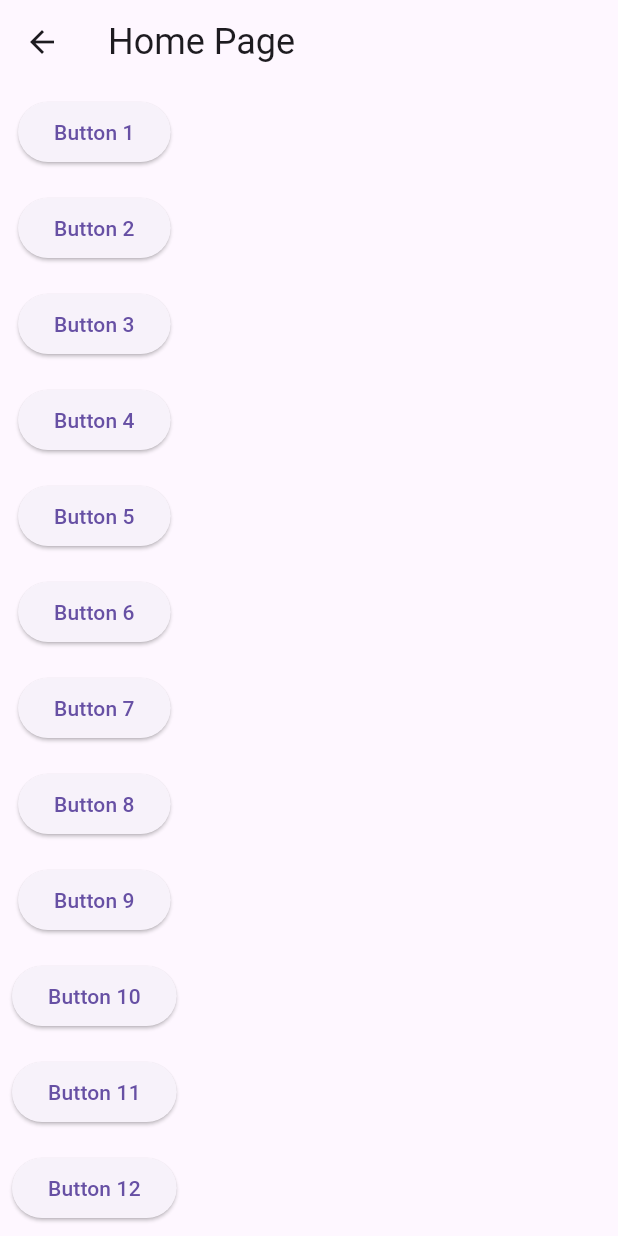
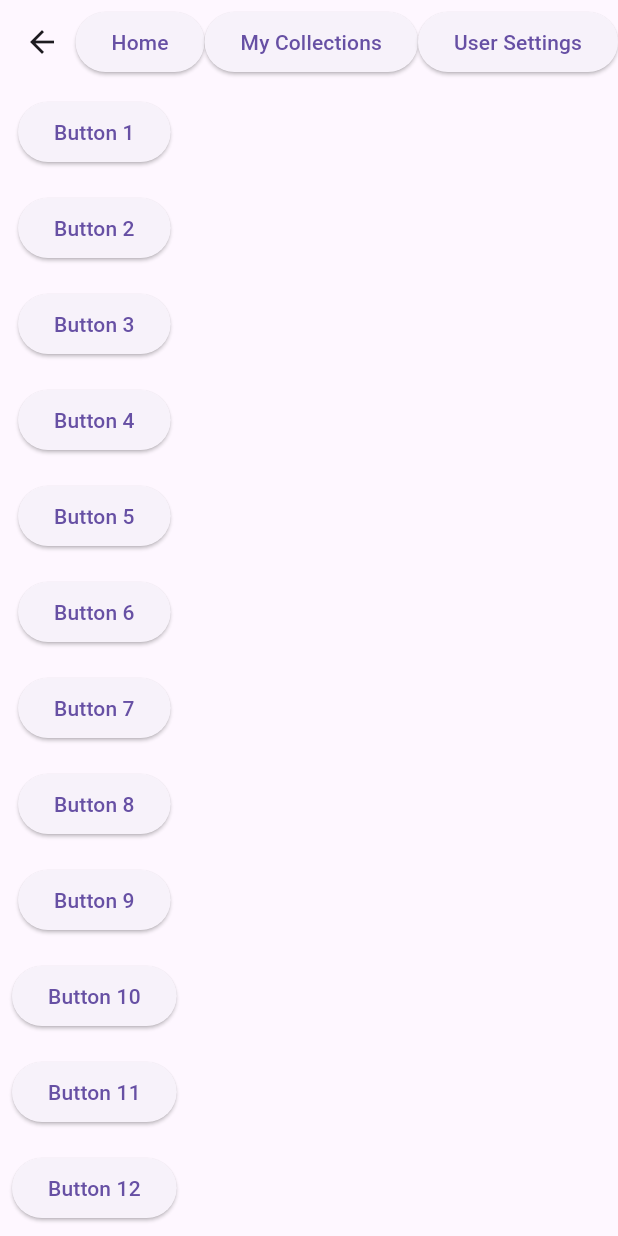
Before and after one commit to W-Crimson/Mobile-Knit-and-Crochet-App, a Flutter app: the screen it shows after launch, after a tap on "Continue as Guest", on a phone screen of 412 x 824 dp. Run offline on Flutter 3.47's test engine with Material 3 defaults, Android fonts, the phone set to English and light mode, and no system bars.

Commit message:
Added in more routes

```diff
--- a/Flutter/knitting_crochet_repository/lib/main.dart
+++ b/Flutter/knitting_crochet_repository/lib/main.dart
@@ -19,6 +19,16 @@ class MyApp extends StatelessWidget {
         '/LoginPage': (context) => LoginPage(),
         '/HomePage': (context) => HomePage(),
         '/AccountCreation': (context) => AccountCreation(),
+        '/SearchPage' : (context) => SearchPage(),
+        '/UserSettingPage' : (context) => UserSettingPage(),
+        '/AccessibilityPage' : (context) => AccessibilityPage(),
+        '/PrivacySettingsPage' : (context) => PrivacySettingsPage(),
+        '/MyCollectionsPage' : (context) => MyCollectionsPage(),
+        '/MakePostPage' : (context) => MakePostPage(),
+        '/PopularPage' : (context) => PopularPage(),
+        '/AccessPostPage' : (context) => AccessPostPage(),
+        '/CategoriesPage' : (context) => CategoriesPage(),
+        '/EnlargedInstructionsPage' : (context) => EnlargedInstructionsPage(),
       },
     );
   }
@@ -122,7 +132,21 @@ class _HomePageState extends State<HomePage> {
     // TODO: implement build
     return Scaffold(
       appBar: AppBar(
-        title: const Text('Home Page', style: TextStyle(fontSize: 24)),
+        //title: const Text('Home Page', style: TextStyle(fontSize: 24)),
+        actions: [
+          ElevatedButton(onPressed: (){
+            Navigator.pushNamed(context, '/HomePage');
+          }
+          , child: const Text('Home')),
+          ElevatedButton(onPressed: (){
+            Navigator.pushNamed(context, '/MyCollectionsPage');
+          }
+          , child: const Text('My Collections')),
+          ElevatedButton(onPressed: (){
+            Navigator.pushNamed(context, '/UserSettingsPage');
+          }
+          , child: const Text('User Settings')),
+        ],
         leading: IconButton(
           icon: Icon(Icons.arrow_back), // Or any other icon
           onPressed: () {
@@ -194,12 +218,12 @@ class PrivacySettingsPage extends StatelessWidget {
   }
 }
 
-class SavedPostsPage extends StatefulWidget {
+class MyCollectionsPage extends StatefulWidget {
   @override
-  State<SavedPostsPage> createState() => _SavedPostsPageState();
+  State<MyCollectionsPage> createState() => MyCollectionsPageState();
 }
 
-class _SavedPostsPageState extends State<SavedPostsPage> {
+class MyCollectionsPageState extends State<MyCollectionsPage> {
   @override
   Widget build(BuildContext context) {
     // TODO: implement build
```
